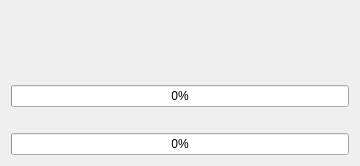
Old version of the form mainwindow.ui in the repository kasymovga/qrexuizlauncher.
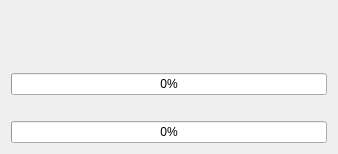
New version of the form. Icons and pictures are not drawn.

Commit message: window sizes and positions

Patch:
```diff
--- a/mainwindow.ui
+++ b/mainwindow.ui
@@ -6,10 +6,22 @@
    <rect>
     <x>0</x>
     <y>0</y>
-    <width>360</width>
-    <height>166</height>
+    <width>338</width>
+    <height>154</height>
    </rect>
   </property>
+  <property name="sizePolicy">
+   <sizepolicy hsizetype="Minimum" vsizetype="Minimum">
+    <horstretch>0</horstretch>
+    <verstretch>0</verstretch>
+   </sizepolicy>
+  </property>
+  <property name="maximumSize">
+   <size>
+    <width>338</width>
+    <height>154</height>
+   </size>
+  </property>
   <property name="windowTitle">
    <string>RexuizLauncher</string>
   </property>
@@ -71,7 +83,7 @@
        <bool>true</bool>
       </property>
       <property name="alignment">
-       <set>Qt::AlignLeading|Qt::AlignLeft|Qt::AlignVCenter</set>
+       <set>Qt::AlignCenter</set>
       </property>
      </widget>
     </item>
```
Left out of the diff: 3 changed lines with no effect on the pictures. The commit also changes 4 other files.
